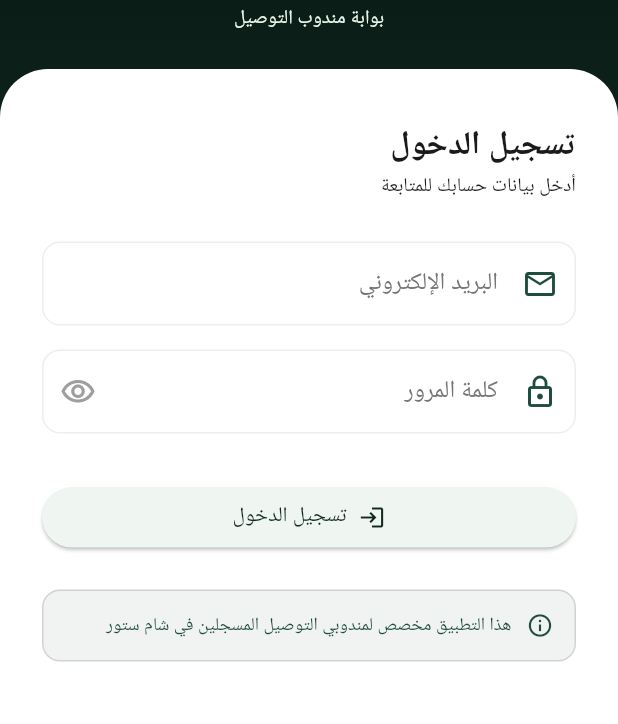
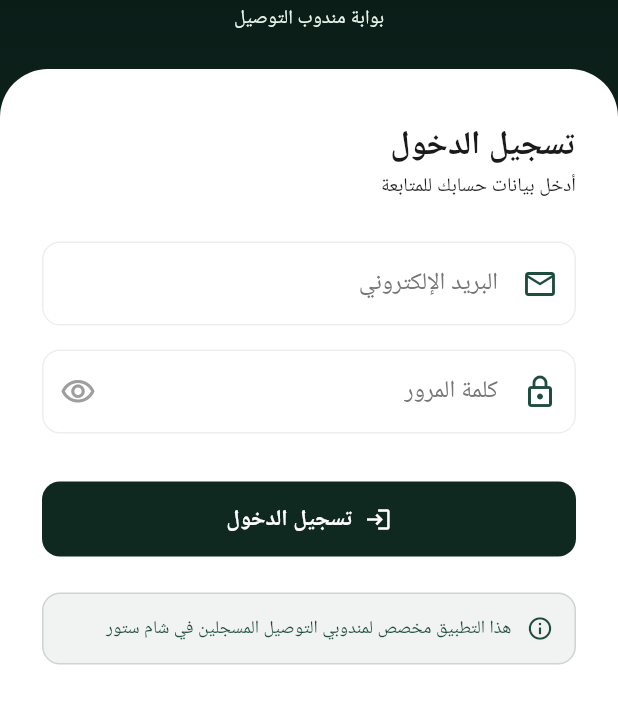
Before and after one commit to saeed-karout/flutter-shamstores, a Flutter app: the screen it shows after launch, on a phone screen of 412 x 824 dp, the part 228-952 px from its top. Run offline on Flutter 3.47's test engine with Material 3 defaults, Android fonts, the phone set to English and light mode, and no system bars; our stand-ins replace audioplayers, dio, flutter_map, font_awesome_flutter, geolocator, image_picker and 3 more; accounts and stored records are empty; Roboto replaces fonts that are missing (Cairo).

Commit message:
feat: وضع فاتح دائماً، وصورة صاحب الطلب، وأزرار بمقاس لمسٍ مريح
• `ThemeMode.system` كان يجعل مظهر التطبيق يتبع هاتف السائق: نصفهم يفتحه
  فاتحاً ونصفهم داكناً، فيصير شكلٌ واحد مستحيلاً وتُختبَر شاشةٌ ويشتكي من
  رأى غيرها. والألوان في `AppColors` مضبوطة للفاتح أصلاً — بطاقات بيضاء
  ونصّ داكن — فالوضع الداكن كان يخلطها لا يترجمها. صار `ThemeMode.light`.

• صورة صاحب الطلب في شاشة التفاصيل: وجهٌ يبحث عنه السائق عند الباب. وبلا
  صورة يُرسَم الحرف الأول من اسمه، لا أيقونةٌ عامّة تتكرّر على كل الطلبات
  فلا تميّز أحداً.

• ارتفاع لمسٍ موحّد للأزرار والحقول (٥٠ و٤٨ بكسل): السائق يضغط وهو واقف
  أو في سيّارة، لا جالساً أمام شاشة.

Co-Authored-By: Claude Opus 5 <noreply@anthropic.com>

```diff
--- a/lib/main.dart
+++ b/lib/main.dart
@@ -27,7 +27,10 @@ void main() async {
   ]);
   SystemChrome.setSystemUIOverlayStyle(const SystemUiOverlayStyle(
     statusBarColor: Colors.transparent,
+    // شريط الحالة فوق شريط تطبيق داكن، فأيقوناته فاتحة
     statusBarIconBrightness: Brightness.light,
+    systemNavigationBarColor: AppColors.white,
+    systemNavigationBarIconBrightness: Brightness.dark,
   ));
   runApp(const ShamDeliveryApp());
 }
@@ -47,9 +50,14 @@ class ShamDeliveryApp extends StatelessWidget {
       child: MaterialApp(
         title: AppConfig.appName,
         debugShowCheckedModeBanner: false,
+        // **الوضع الفاتح دائماً.**
+        //
+        // `ThemeMode.system` كان يجعل مظهر التطبيق يتبع هاتف السائق: نصفهم
+        // يفتحه فاتحاً ونصفهم داكناً، فيصير شكلٌ واحد مستحيلاً وتُختبَر
+        // شاشةٌ ويشتكي من رأى غيرها. والألوان في `AppColors` مضبوطة للفاتح
+        // أصلاً (بطاقات بيضاء، نصّ داكن)، فالوضع الداكن كان يخلطها.
         theme: AppTheme.lightTheme,
-        darkTheme: AppTheme.darkTheme,
-        themeMode: ThemeMode.system,
+        themeMode: ThemeMode.light,
         locale: const Locale('ar', 'SA'),
         supportedLocales: const [Locale('ar', 'SA'), Locale('en', 'US')],
         localizationsDelegates: const [
--- a/lib/models/order_model.dart
+++ b/lib/models/order_model.dart
@@ -1,8 +1,11 @@
+import 'package:characters/characters.dart';
+
 class DeliveryOrder {
   final String id;
   final String orderNumber;
   final String? customerName;
   final String? customerPhone;
+  final String? customerAvatar;
   final String? deliveryAddress;
   final double? deliveryLat;
   final double? deliveryLng;
@@ -31,6 +34,7 @@ class DeliveryOrder {
     required this.orderNumber,
     this.customerName,
     this.customerPhone,
+    this.customerAvatar,
     this.deliveryAddress,
     this.deliveryLat,
     this.deliveryLng,
@@ -76,6 +80,7 @@ class DeliveryOrder {
       orderNumber: json['orderNumber']?.toString() ?? '',
       customerName: json['customerName'] as String?,
       customerPhone: json['customerPhone'] as String?,
+      customerAvatar: json['customerAvatar'] as String? ?? json['creator']?['avatarUrl'] as String?,
       deliveryAddress: json['deliveryAddress'] as String?,
       deliveryLat: parseNullableDouble(json['deliveryLat']),
       deliveryLng: parseNullableDouble(json['deliveryLng']),
@@ -119,6 +124,13 @@ class DeliveryOrder {
   /// جاهزٌ للاستلام من المحلّ — أوّل ما يبحث عنه السائق في قائمته
   bool get awaitingPickup => status == 'ready';
   bool get onTheWay => status == 'delivering';
+
+  /// أوّل حرف من اسم الزبون — يُرسَم حين لا صورة، بدل أيقونة عامّة واحدة
+  /// تتكرّر على كل الطلبات فلا تميّز شيئاً
+  String get customerInitial {
+    final name = (customerName ?? '').trim();
+    return name.isEmpty ? '؟' : name.characters.first;
+  }
 
   bool get hasPickupPoint => restaurantLat != null && restaurantLng != null;
   bool get hasDropPoint => deliveryLat != null && deliveryLng != null;
--- a/lib/utils/app_theme.dart
+++ b/lib/utils/app_theme.dart
@@ -1,9 +1,14 @@
 import 'package:flutter/material.dart';
 import 'constants.dart';
 
+/// ثيم التطبيق — فاتح فقط.
+///
+/// `darkTheme` بقيت للتوافق مع أي استدعاء قديم، وهي نفس الفاتح: تركُها
+/// داكنةً مع `themeMode: light` يعني شيفرةً لا تُنفَّذ أبداً وتُصان بلا سبب.
 class AppTheme {
   static ThemeData get lightTheme => _buildTheme(Brightness.light);
-  static ThemeData get darkTheme => _buildTheme(Brightness.dark);
+  @Deprecated('التطبيق فاتح فقط — استعمل lightTheme')
+  static ThemeData get darkTheme => _buildTheme(Brightness.light);
 
   static ThemeData _buildTheme(Brightness brightness) {
     final bool isDark = brightness == Brightness.dark;
@@ -63,6 +68,32 @@ class AppTheme {
         bodyMedium: TextStyle(color: isDark ? Colors.white70 : AppColors.textDark),
         titleLarge: TextStyle(color: isDark ? Colors.white : AppColors.textDark, fontWeight: FontWeight.bold),
       ),
+
+      // أزرار وحقول بارتفاع لمسٍ مريح: السائق يضغط وهو واقف أو في سيّارة
+      elevatedButtonTheme: ElevatedButtonThemeData(
+        style: ElevatedButton.styleFrom(
+          minimumSize: const Size(0, 50),
+          backgroundColor: AppColors.primary,
+          foregroundColor: AppColors.white,
+          elevation: 0,
+          textStyle: const TextStyle(fontFamily: 'Cairo', fontWeight: FontWeight.w800, fontSize: 15),
+          shape: RoundedRectangleBorder(borderRadius: BorderRadius.circular(12)),
+        ),
+      ),
+      outlinedButtonTheme: OutlinedButtonThemeData(
+        style: OutlinedButton.styleFrom(
+          minimumSize: const Size(0, 48),
+          foregroundColor: AppColors.primary,
+          side: const BorderSide(color: AppColors.primary),
+          textStyle: const TextStyle(fontFamily: 'Cairo', fontWeight: FontWeight.w700, fontSize: 14),
+          shape: RoundedRectangleBorder(borderRadius: BorderRadius.circular(12)),
+        ),
+      ),
+      snackBarTheme: const SnackBarThemeData(
+        behavior: SnackBarBehavior.floating,
+        contentTextStyle: TextStyle(fontFamily: 'Cairo', color: Colors.white),
+      ),
+      dividerTheme: const DividerThemeData(color: AppColors.border, thickness: 1),
     );
   }
 }
```
Also changed, not shown: lib/screens/order_detail_screen.dart (+20 -1 lines).
